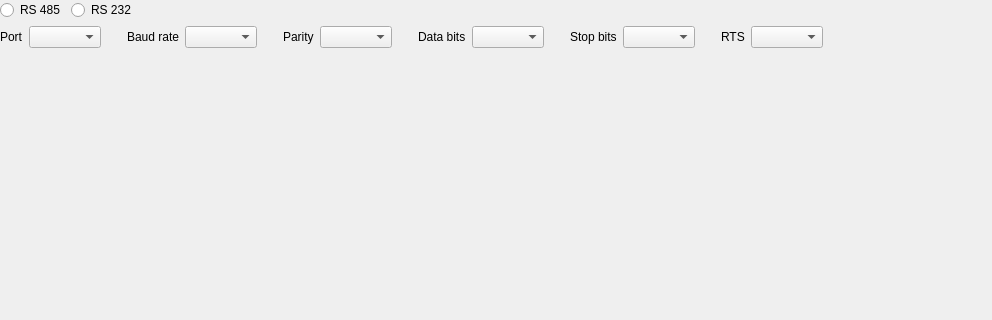
The window that src/rtu_widget.ui (ipeperko/modbus-tester) describes before a commit, drawn with Qt 5; both pictures show x 0 to 992 and y 0 to 320 of the 992 by 706 pixel window.
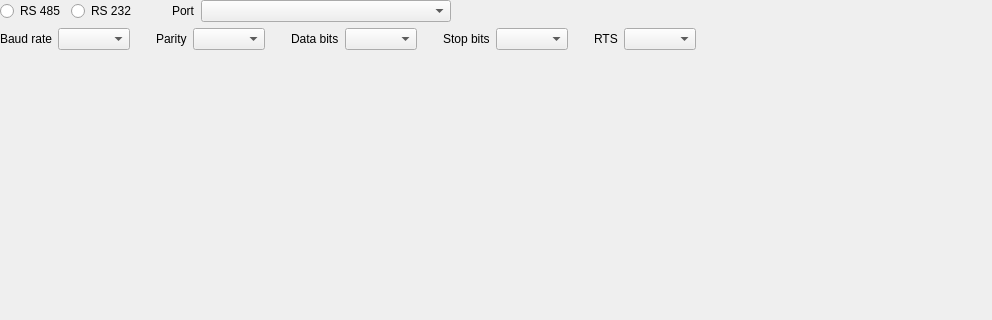
The same window after the commit.

Commit message: RTU port combobox position and width

```diff
--- a/src/rtu_widget.ui
+++ b/src/rtu_widget.ui
@@ -48,6 +48,39 @@
          </item>
         </layout>
        </item>
+       <item>
+        <spacer name="horizontalSpacer_7">
+         <property name="orientation">
+          <enum>Qt::Horizontal</enum>
+         </property>
+         <property name="sizeType">
+          <enum>QSizePolicy::Fixed</enum>
+         </property>
+         <property name="sizeHint" stdset="0">
+          <size>
+           <width>30</width>
+           <height>20</height>
+          </size>
+         </property>
+        </spacer>
+       </item>
+       <item>
+        <widget class="QLabel" name="label_2">
+         <property name="text">
+          <string>Port</string>
+         </property>
+        </widget>
+       </item>
+       <item>
+        <widget class="QComboBox" name="comboBox_SerialDevice">
+         <property name="minimumSize">
+          <size>
+           <width>250</width>
+           <height>0</height>
+          </size>
+         </property>
+        </widget>
+       </item>
        <item>
         <spacer name="horizontalSpacer_2">
          <property name="orientation">
@@ -65,32 +98,6 @@
      </item>
      <item>
       <layout class="QHBoxLayout" name="horizontalLayout_5">
-       <item>
-        <widget class="QLabel" name="label_8">
-         <property name="text">
-          <string>Port</string>
-         </property>
-        </widget>
-       </item>
-       <item>
-        <widget class="QComboBox" name="comboBox_SerialDevice"/>
-       </item>
-       <item>
-        <spacer name="horizontalSpacer_7">
-         <property name="orientation">
-          <enum>Qt::Horizontal</enum>
-         </property>
-         <property name="sizeType">
-          <enum>QSizePolicy::Fixed</enum>
-         </property>
-         <property name="sizeHint" stdset="0">
-          <size>
-           <width>20</width>
-           <height>20</height>
-          </size>
-         </property>
-        </spacer>
-       </item>
        <item>
         <widget class="QLabel" name="label_9">
          <property name="text">
```
